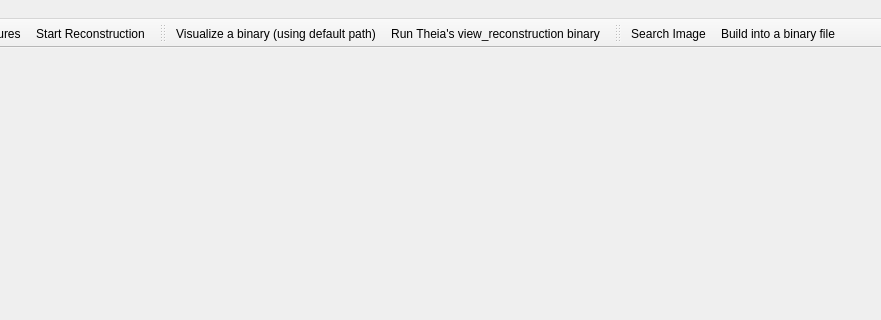
This is ui/mainwindow.ui in lybros/appa as Qt 5 draws it before an edit; both pictures show x 186 to 1067 and y 0 to 320 of the 1067 by 618 pixel window. The edited form follows.
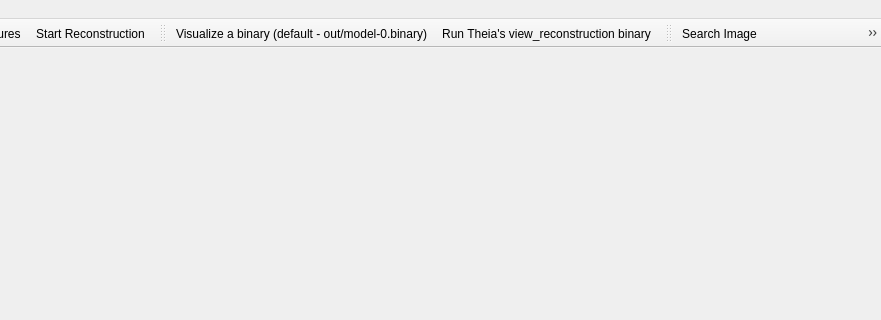
This is the edited form.

Diff of the .ui file:
```diff
--- a/ui/mainwindow.ui
+++ b/ui/mainwindow.ui
@@ -175,7 +175,7 @@
   </action>
   <action name="actionVisualizeBinary">
    <property name="text">
-    <string>Visualize a binary (using default path)</string>
+    <string>Visualize a binary (default - out/model-0.binary)</string>
    </property>
    <property name="toolTip">
     <string>Visualize a binary (using default path)</string>
```
Left out of the diff: 2 changed lines with no effect on the pictures.
